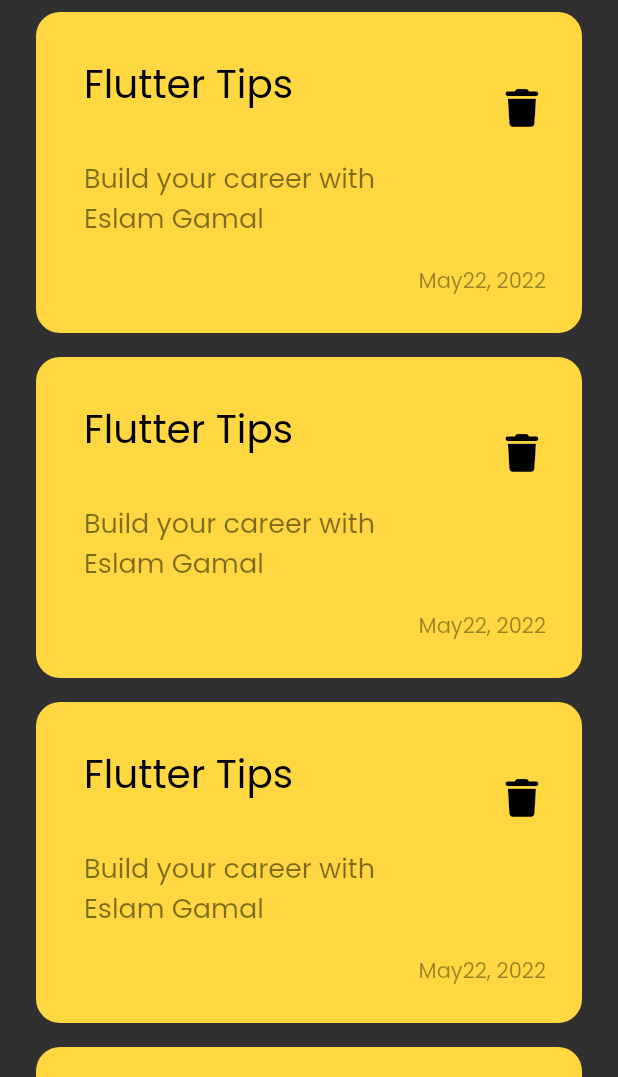
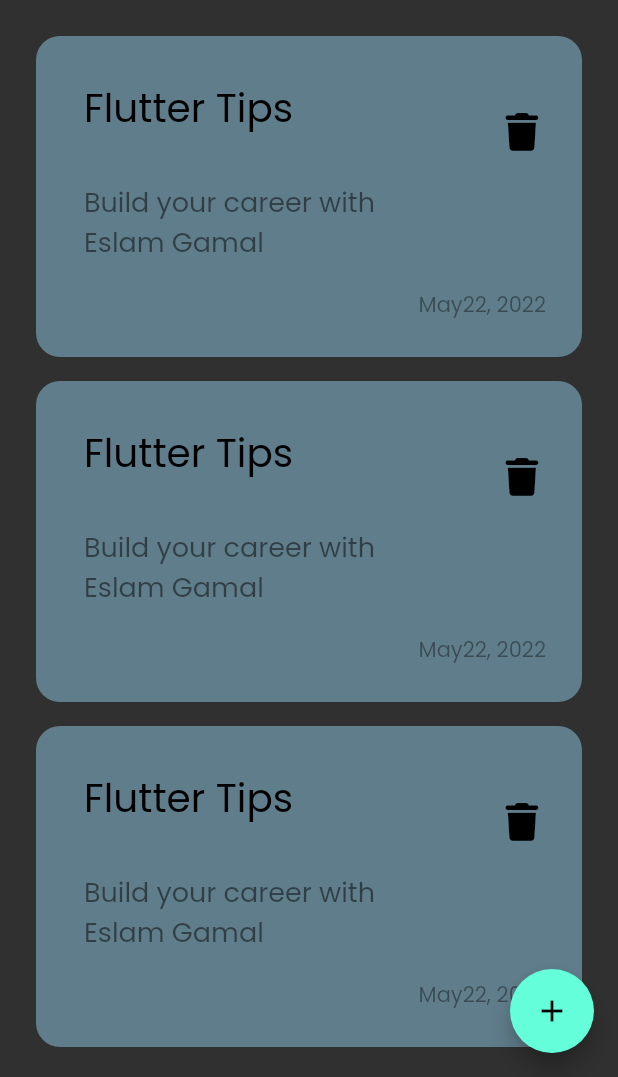
Before and after one commit to EslamElkurdi/notes_app, a Flutter app: the screen it shows after launch, on a phone screen of 412 x 824 dp, the part 159-1236 px from its top. Run offline on Flutter 3.47's test engine with Material 2 defaults, Android fonts, the phone set to English and light mode, and no system bars; our stand-ins replace font_awesome_flutter.

Commit message:
show Modal Bottom Sheet Eslam Gamal

```diff
--- a/lib/views/notes_view.dart
+++ b/lib/views/notes_view.dart
@@ -1,4 +1,5 @@
 import 'package:flutter/material.dart';
+import 'package:to_do_app/views/widgets/add_note_bottom_sheet.dart';
 import 'package:to_do_app/views/widgets/notes_view_body.dart';
 
 class NotesView extends StatelessWidget {
@@ -6,8 +7,21 @@ class NotesView extends StatelessWidget {
 
   @override
   Widget build(BuildContext context) {
-    return const Scaffold(
-      body: NotesViewBody(),
+    return Scaffold(
+      floatingActionButton: FloatingActionButton(
+          onPressed: (){
+            showModalBottomSheet(
+                context: context,
+                builder: (context){
+                  return const AddNoteBottomSheet();
+                }
+            );
+          },
+        child:const Icon(
+            Icons.add
+        ),
+      ),
+      body:const NotesViewBody(),
 
     );
   }
--- /dev/null
+++ b/lib/views/widgets/add_note_bottom_sheet.dart
@@ -0,0 +1,10 @@
+import 'package:flutter/material.dart';
+
+class AddNoteBottomSheet extends StatelessWidget {
+  const AddNoteBottomSheet({Key? key}) : super(key: key);
+
+  @override
+  Widget build(BuildContext context) {
+    return Container();
+  }
+}
--- a/lib/views/widgets/custom_note_item.dart
+++ b/lib/views/widgets/custom_note_item.dart
@@ -1,10 +1,27 @@
+import 'dart:math';
+
 import 'package:flutter/material.dart';
 import 'package:font_awesome_flutter/font_awesome_flutter.dart';
 class NoteItem extends StatelessWidget {
   const NoteItem({super.key});
 
+
+
+
+
+
+  final data = const[
+    Colors.blueGrey,
+    Colors.cyanAccent,
+    Colors.pinkAccent,
+    Colors.amberAccent
+  ];
   @override
   Widget build(BuildContext context) {
+
+    var random = Random();
+
+    int result =  random.nextInt(4);
 
     return Container(
       padding:const EdgeInsets.only(
@@ -13,7 +30,7 @@ class NoteItem extends StatelessWidget {
           left: 16.0
       ),
       decoration: BoxDecoration(
-          color: Colors.amberAccent,
+          color: data[result],
           borderRadius: BorderRadius.circular(16)
       ),
       child: Column(
--- a/lib/views/widgets/note_build_list_item.dart
+++ b/lib/views/widgets/note_build_list_item.dart
@@ -1,5 +1,4 @@
 import 'package:flutter/material.dart';
-
 import 'custom_note_item.dart';
 
 class BuildListItem extends StatelessWidget {
@@ -8,13 +7,19 @@ class BuildListItem extends StatelessWidget {
 
   @override
   Widget build(BuildContext context) {
-    return ListView.builder(
-        itemBuilder: (context, index) => const Padding(
-          padding: EdgeInsets.symmetric(
-              vertical: 8.0
+    return Padding(
+      padding: const EdgeInsets.symmetric(vertical: 16.0),
+      child: ListView.builder(
+        padding: EdgeInsets.zero,
+          itemBuilder: (context, index) => const Padding(
+            padding: EdgeInsets.symmetric(
+                vertical: 8.0
+            ),
+            child: NoteItem(),
+
           ),
-          child: NoteItem(),
-        )
+        itemCount: 100,
+      ),
     );
   }
 }
```
